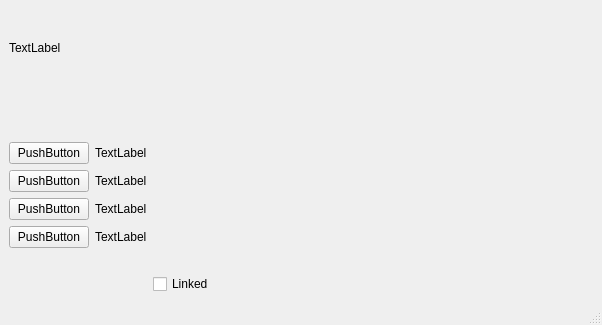
Old version of the form int_temp.ui in the repository stfu69-47/Test_Int_Temp.
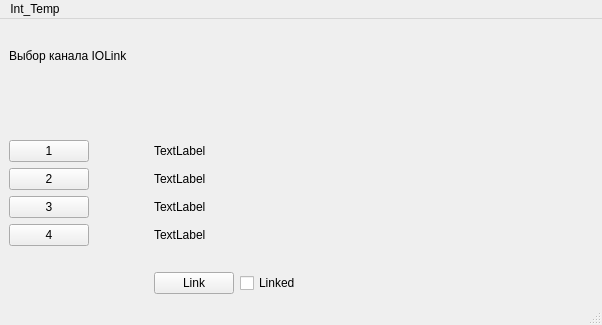
New version of the form.

Commit message: Int_Temp

```diff
--- a/int_temp.ui
+++ b/int_temp.ui
@@ -15,18 +15,12 @@
   </property>
   <widget class="QWidget" name="centralwidget">
    <layout class="QGridLayout" name="gridLayout">
-    <item row="8" column="2">
-     <spacer name="horizontalSpacer">
-      <property name="orientation">
-       <enum>Qt::Horizontal</enum>
+    <item row="2" column="0">
+     <widget class="QPushButton" name="IOLink1">
+      <property name="text">
+       <string>1</string>
       </property>
-      <property name="sizeHint" stdset="0">
-       <size>
-        <width>40</width>
-        <height>20</height>
-       </size>
-      </property>
-     </spacer>
+     </widget>
     </item>
     <item row="1" column="0">
      <spacer name="verticalSpacer">
@@ -44,73 +38,112 @@
       </property>
      </spacer>
     </item>
-    <item row="2" column="1">
-     <widget class="QLabel" name="label1">
+    <item row="3" column="0">
+     <widget class="QPushButton" name="IOLink2">
       <property name="text">
-       <string>TextLabel</string>
+       <string>2</string>
       </property>
      </widget>
     </item>
-    <item row="6" column="0">
-     <widget class="QPushButton" name="IOLink3">
-      <property name="text">
-       <string>PushButton</string>
-      </property>
-     </widget>
-    </item>
-    <item row="7" column="0">
+    <item row="5" column="0">
      <widget class="QPushButton" name="IOLink4">
       <property name="text">
-       <string>PushButton</string>
+       <string>4</string>
       </property>
      </widget>
     </item>
-    <item row="2" column="0">
-     <widget class="QPushButton" name="IOLink1">
+    <item row="5" column="3">
+     <widget class="QLabel" name="temp4">
       <property name="text">
-       <string>PushButton</string>
+       <string>TextLabel</string>
       </property>
      </widget>
     </item>
-    <item row="9" column="2">
+    <item row="4" column="3">
+     <widget class="QLabel" name="temp3">
+      <property name="text">
+       <string>TextLabel</string>
+      </property>
+     </widget>
+    </item>
+    <item row="6" column="4">
+     <spacer name="horizontalSpacer">
+      <property name="orientation">
+       <enum>Qt::Horizontal</enum>
+      </property>
+      <property name="sizeHint" stdset="0">
+       <size>
+        <width>40</width>
+        <height>20</height>
+       </size>
+      </property>
+     </spacer>
+    </item>
+    <item row="2" column="3">
+     <widget class="QLabel" name="temp1">
+      <property name="text">
+       <string>TextLabel</string>
+      </property>
+     </widget>
+    </item>
+    <item row="7" column="4">
      <widget class="QCheckBox" name="checkBox">
       <property name="text">
        <string>Linked</string>
       </property>
      </widget>
     </item>
-    <item row="0" column="0" colspan="3">
+    <item row="3" column="3">
+     <widget class="QLabel" name="temp2">
+      <property name="text">
+       <string>TextLabel</string>
+      </property>
+     </widget>
+    </item>
+    <item row="4" column="0">
+     <widget class="QPushButton" name="IOLink3">
+      <property name="text">
+       <string>3</string>
+      </property>
+     </widget>
+    </item>
+    <item row="0" column="0" colspan="2">
      <widget class="QLabel" name="label_5">
       <property name="text">
-       <string>TextLabel</string>
+       <string>Выбор канала IOLink</string>
       </property>
      </widget>
     </item>
-    <item row="5" column="0">
-     <widget class="QPushButton" name="IOLink2">
-      <property name="text">
-       <string>PushButton</string>
+    <item row="2" column="1" rowspan="4">
+     <spacer name="verticalSpacer_2">
+      <property name="orientation">
+       <enum>Qt::Vertical</enum>
       </property>
-     </widget>
-    </item>
-    <item row="5" column="1">
-     <widget class="QLabel" name="label_2">
-      <property name="text">
-       <string>TextLabel</string>
+      <property name="sizeHint" stdset="0">
+       <size>
+        <width>20</width>
+        <height>40</height>
+       </size>
       </property>
-     </widget>
+     </spacer>
     </item>
-    <item row="7" column="1">
-     <widget class="QLabel" name="label_4">
-      <property name="text">
-       <string>TextLabel</string>
+    <item row="2" column="2" rowspan="4">
+     <spacer name="verticalSpacer_3">
+      <property name="orientation">
+       <enum>Qt::Vertical</enum>
       </property>
-     </widget>
+      <property name="sizeHint" stdset="0">
+       <size>
+        <width>20</width>
+        <height>40</height>
+       </size>
+      </property>
+     </spacer>
     </item>
-    <item row="6" column="1">
-     <widget class="QLabel" name="label_3">
+    <item row="7" column="3">
+     <widget class="QPushButton" name="Link">
       <property name="text">
-       <string>TextLabel</string>
+       <string>Link</string>
       </property>
      </widget>
     </item>
@@ -125,6 +158,12 @@
      <height>21</height>
     </rect>
    </property>
+   <widget class="QMenu" name="menuInt_Temp">
+    <property name="title">
+     <string>Int_Temp</string>
+    </property>
+   </widget>
+   <addaction name="menuInt_Temp"/>
   </widget>
   <widget class="QStatusBar" name="statusbar"/>
  </widget>
```
The commit also changes 2 other files.
